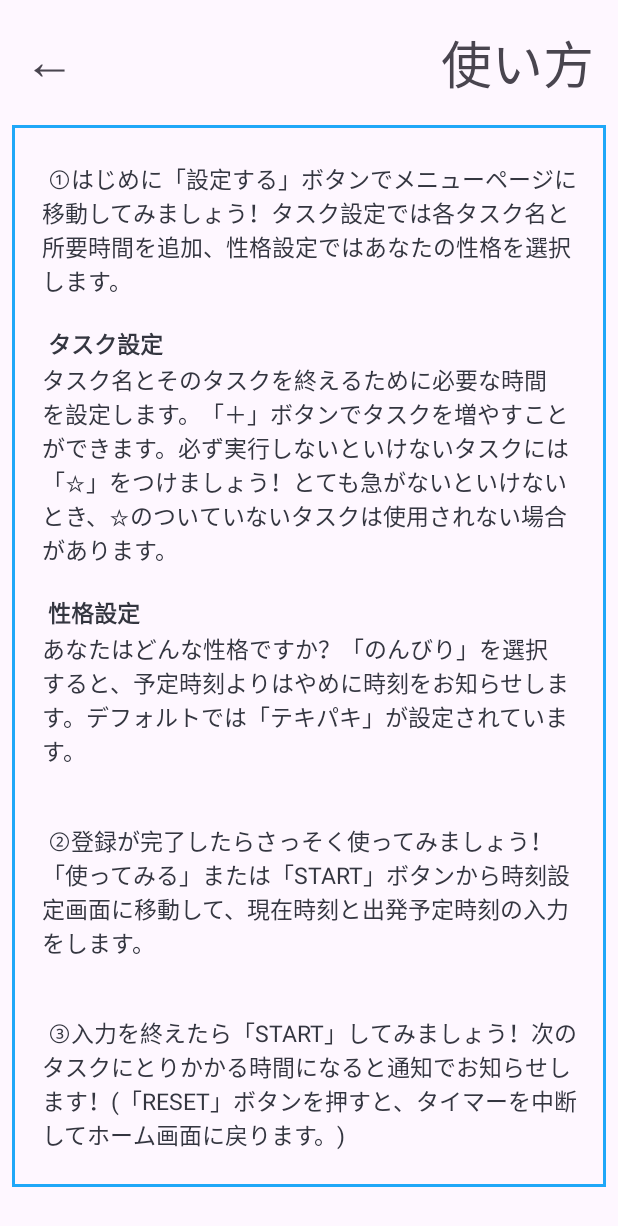
After one commit to itc-s21014/pbl2, an Android app: the HowToUseActivity screen opened directly, with no data from a screen before it, on a phone screen of 412 x 824 dp. The commit adds this screen. Shown: the top 1226 px of the screen. Run offline under Robolectric (Android 15) with nearby library versions, the phone set to English and light mode, and no system bars.

Commit message:
使い方画面　とりあえずコミット

```diff
--- a/app/src/main/AndroidManifest.xml
+++ b/app/src/main/AndroidManifest.xml
@@ -12,6 +12,9 @@
         android:supportsRtl="true"
         android:theme="@style/Theme.Pbl"
         tools:targetApi="31">
+        <activity
+            android:name=".HowToUseActivity"
+            android:exported="false" />
         <activity
             android:name=".CharacterActivity"
             android:exported="false" />
--- /dev/null
+++ b/app/src/main/java/com/example/pbl/HowToUseActivity.kt
@@ -0,0 +1,11 @@
+package com.example.pbl
+
+import androidx.appcompat.app.AppCompatActivity
+import android.os.Bundle
+
+class HowToUseActivity : AppCompatActivity() {
+    override fun onCreate(savedInstanceState: Bundle?) {
+        super.onCreate(savedInstanceState)
+        setContentView(R.layout.activity_how_to_use)
+    }
+}
--- /dev/null
+++ b/app/src/main/res/layout/activity_how_to_use.xml
@@ -0,0 +1,50 @@
+<?xml version="1.0" encoding="utf-8"?>
+<androidx.constraintlayout.widget.ConstraintLayout xmlns:android="http://schemas.android.com/apk/res/android"
+    xmlns:app="http://schemas.android.com/apk/res-auto"
+    xmlns:tools="http://schemas.android.com/tools"
+    android:layout_width="match_parent"
+    android:layout_height="match_parent"
+    tools:context=".HowToUseActivity">
+
+    <TextView
+        android:id="@+id/htuBack"
+        android:layout_width="wrap_content"
+        android:layout_height="wrap_content"
+        android:layout_marginStart="16dp"
+        android:layout_marginTop="16dp"
+        android:text="@string/htu_back"
+        android:textSize="34sp"
+        app:layout_constraintStart_toStartOf="parent"
+        app:layout_constraintTop_toTopOf="parent" />
+
+    <TextView
+        android:id="@+id/htuHtu"
+        android:layout_width="wrap_content"
+        android:layout_height="wrap_content"
+        android:layout_marginTop="16dp"
+        android:layout_marginEnd="16dp"
+        android:text="@string/how_to_use"
+        android:textSize="34sp"
+        app:layout_constraintEnd_toEndOf="parent"
+        app:layout_constraintTop_toTopOf="parent" />
+
+    <TextView
+        android:id="@+id/htuExplanaiton"
+        android:layout_width="0dp"
+        android:layout_height="wrap_content"
+        android:layout_marginStart="8dp"
+        android:layout_marginTop="16dp"
+        android:layout_marginEnd="8dp"
+        android:background="@drawable/partsdesign"
+        android:paddingLeft="20sp"
+        android:paddingTop="24dp"
+        android:paddingRight="18sp"
+        android:paddingBottom="24sp"
+        android:text="@string/htu_explanation"
+        android:textColor="#343640"
+        android:textSize="15sp"
+        app:layout_constraintEnd_toEndOf="parent"
+        app:layout_constraintHorizontal_bias="1.0"
+        app:layout_constraintStart_toStartOf="parent"
+        app:layout_constraintTop_toBottomOf="@+id/htuHtu" />
+</androidx.constraintlayout.widget.ConstraintLayout>
--- a/app/src/main/res/values/strings.xml
+++ b/app/src/main/res/values/strings.xml
@@ -7,18 +7,29 @@
     <string name="sign">新規登録する</string>
     <string name="register">登録</string>
 
-<!--    setting finished-->
+    <!--    setting finished-->
     <string name="sf_setting_finished">登録完了⏱</string>
     <string name="sf_to_home">HOMEに戻る</string>
     <string name="sf_to_use">使ってみる</string>
 
-<!--    character-->
+    <!--    character-->
     <string name="chara_back">←</string>
     <string name="chara_question">あなたの性格は？</string>
     <string name="chara_tekipaki">てきぱき</string>
     <string name="chara_nombiri">のんびり</string>
     <string name="chara_finished">完了</string>
 
+    <!--    how to use-->
+    <string name="htu_back">←</string>
+    <string name="how_to_use">使い方</string>
+    <string name="htu_explanation">
+        ①はじめに「設定する」ボタンでメニューページに移動してみましょう！タスク設定では各タスク名と所要時間を追加、性格設定ではあなたの性格を選択します。\n\n
+        <b>タスク設定</b>\nタスク名とそのタスクを終えるために必要な時間を設定します。「＋」ボタンでタスクを増やすことができます。必ず実行しないといけないタスクには「☆」をつけましょう！とても急がないといけないとき、☆のついていないタスクは使用されない場合があります。\n\n
+        <b>性格設定</b>\nあなたはどんな性格ですか？「のんびり」を選択すると、予定時刻よりはやめに時刻をお知らせします。デフォルトでは「テキパキ」が設定されています。\n\n\n
+        ②登録が完了したらさっそく使ってみましょう！「使ってみる」または「START」ボタンから時刻設定画面に移動して、現在時刻と出発予定時刻の入力をします。\n\n\n
+        ③入力を終えたら「START」してみましょう！次のタスクにとりかかる時間になると通知でお知らせします！(「RESET」ボタンを押すと、タイマーを中断してホーム画面に戻ります。)
+    </string>
+
 
     <string name="startbutton">はじめる</string>
     <string name="Userregister">ユーザー登録が完了しました!</string>
```
